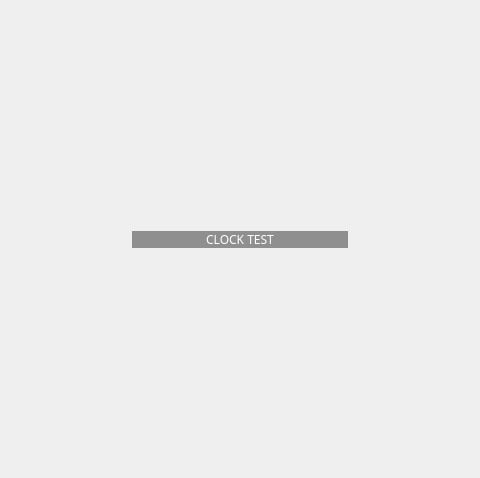
Old version of the form src/ClockPage/clockpage.ui in the repository spencerdee/clockqt; both pictures show x 94 to 574 and y 0 to 478 of the 794 by 478 pixel window.
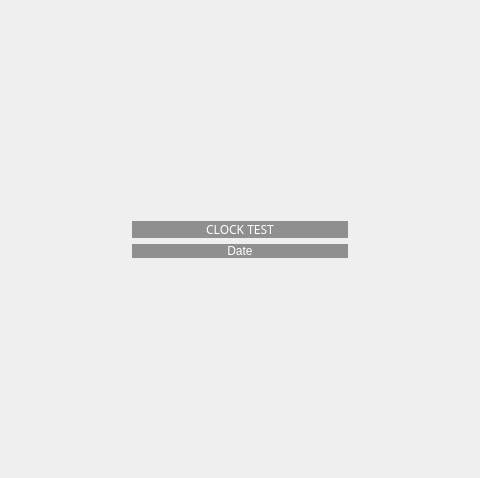
New version of the form.

Commit message: ui cleanup and grayed ticker background

Patch:
```diff
--- a/src/ClockPage/clockpage.ui
+++ b/src/ClockPage/clockpage.ui
@@ -74,6 +74,26 @@
            </property>
           </widget>
          </item>
+         <item>
+          <widget class="QLabel" name="label">
+           <property name="sizePolicy">
+            <sizepolicy hsizetype="Expanding" vsizetype="Preferred">
+             <horstretch>0</horstretch>
+             <verstretch>0</verstretch>
+            </sizepolicy>
+           </property>
+           <property name="styleSheet">
+            <string notr="true">background-color: rgba(0,0,0,40%);
+color: rgb(255, 255, 255);</string>
+           </property>
+           <property name="text">
+            <string>Date</string>
+           </property>
+           <property name="alignment">
+            <set>Qt::AlignmentFlag::AlignCenter</set>
+           </property>
+          </widget>
+         </item>
          <item>
           <spacer name="verticalSpacer">
            <property name="orientation">
```
The commit also changes 6 other files.
